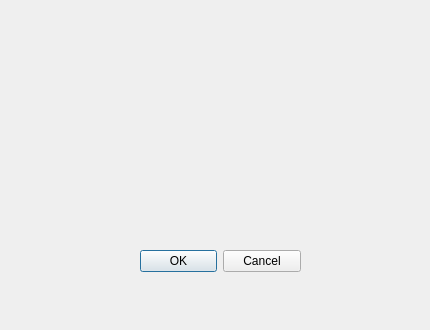
This is login/login.ui in angeiv/myMusicPlayer as Qt 5 draws it before an edit. The edited form follows.
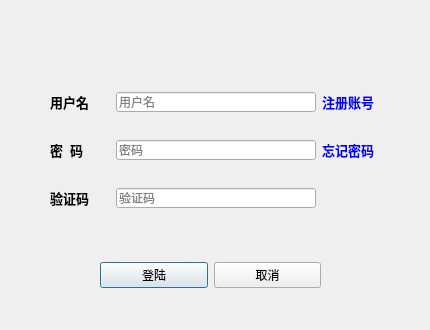
This is the edited form. Icons and pictures are not drawn.

Commit message:
design a layout for login and add translate
设计了登陆界面的布局和验证码的验证，同时增加了翻译文件（但是不起作用）

Patch:
```diff
--- a/login/login.ui
+++ b/login/login.ui
@@ -29,24 +29,210 @@
    <iconset resource="../musicplayer.qrc">
     <normaloff>:/resources/img/headphones.png</normaloff>:/resources/img/headphones.png</iconset>
   </property>
-  <widget class="QDialogButtonBox" name="buttonBox">
+  <widget class="QWidget" name="gridLayoutWidget">
    <property name="geometry">
     <rect>
-     <x>140</x>
-     <y>250</y>
-     <width>161</width>
-     <height>23</height>
+     <x>50</x>
+     <y>70</y>
+     <width>331</width>
+     <height>161</height>
     </rect>
    </property>
-   <property name="orientation">
-    <enum>Qt::Horizontal</enum>
+   <layout class="QGridLayout" name="gridLayout">
+    <item row="2" column="1">
+     <widget class="QLineEdit" name="lineEditVerify">
+      <property name="minimumSize">
+       <size>
+        <width>200</width>
+        <height>20</height>
+       </size>
+      </property>
+      <property name="maximumSize">
+       <size>
+        <width>200</width>
+        <height>20</height>
+       </size>
+      </property>
+      <property name="maxLength">
+       <number>4</number>
+      </property>
+      <property name="placeholderText">
+       <string>验证码</string>
+      </property>
+     </widget>
+    </item>
+    <item row="0" column="1">
+     <widget class="QLineEdit" name="lineEditUser">
+      <property name="minimumSize">
+       <size>
+        <width>200</width>
+        <height>20</height>
+       </size>
+      </property>
+      <property name="maximumSize">
+       <size>
+        <width>200</width>
+        <height>20</height>
+       </size>
+      </property>
+      <property name="maxLength">
+       <number>10</number>
+      </property>
+      <property name="placeholderText">
+       <string>用户名</string>
+      </property>
+     </widget>
+    </item>
+    <item row="1" column="1">
+     <widget class="QLineEdit" name="lineEditPasswprd">
+      <property name="minimumSize">
+       <size>
+        <width>200</width>
+        <height>20</height>
+       </size>
+      </property>
+      <property name="maximumSize">
+       <size>
+        <width>200</width>
+        <height>20</height>
+       </size>
+      </property>
+      <property name="maxLength">
+       <number>10</number>
+      </property>
+      <property name="echoMode">
+       <enum>QLineEdit::Password</enum>
+      </property>
+      <property name="placeholderText">
+       <string>密码</string>
+      </property>
+     </widget>
+    </item>
+    <item row="1" column="0">
+     <widget class="QLabel" name="labelPassword">
+      <property name="font">
+       <font>
+        <pointsize>10</pointsize>
+        <weight>75</weight>
+        <bold>true</bold>
+       </font>
+      </property>
+      <property name="text">
+       <string>密  码</string>
+      </property>
+     </widget>
+    </item>
+    <item row="2" column="0">
+     <widget class="QLabel" name="labelCode">
+      <property name="font">
+       <font>
+        <pointsize>10</pointsize>
+        <weight>75</weight>
+        <bold>true</bold>
+       </font>
+      </property>
+      <property name="text">
+       <string>验证码</string>
+      </property>
+     </widget>
+    </item>
+    <item row="0" column="0">
+     <widget class="QLabel" name="labelUser">
+      <property name="font">
+       <font>
+        <pointsize>10</pointsize>
+        <weight>75</weight>
+        <bold>true</bold>
+       </font>
+      </property>
+      <property name="text">
+       <string>&lt;html&gt;&lt;head/&gt;&lt;body&gt;&lt;p&gt;&lt;span style=&quot; font-size:10pt; font-weight:600;&quot;&gt;用户名&lt;/span&gt;&lt;/p&gt;&lt;/body&gt;&lt;/html&gt;</string>
+      </property>
+     </widget>
+    </item>
+    <item row="0" column="2">
+     <widget class="QLabel" name="labelRegister">
+      <property name="font">
+       <font>
+        <pointsize>10</pointsize>
+        <weight>75</weight>
+        <bold>true</bold>
+       </font>
+      </property>
+      <property name="cursor">
+       <cursorShape>PointingHandCursor</cursorShape>
+      </property>
+      <property name="text">
+       <string>&lt;html&gt;&lt;head/&gt;&lt;body&gt;&lt;p&gt;&lt;span style=&quot; color:#0000ff;&quot;&gt;注册账号&lt;/span&gt;&lt;/p&gt;&lt;/body&gt;&lt;/html&gt;</string>
+      </property>
+     </widget>
+    </item>
+    <item row="1" column="2">
+     <widget class="QLabel" name="labelForget">
+      <property name="font">
+       <font>
+        <pointsize>10</pointsize>
+        <weight>75</weight>
+        <bold>true</bold>
+       </font>
+      </property>
+      <property name="cursor">
+       <cursorShape>PointingHandCursor</cursorShape>
+      </property>
+      <property name="text">
+       <string>&lt;html&gt;&lt;head/&gt;&lt;body&gt;&lt;p&gt;&lt;span style=&quot; color:#0000ff;&quot;&gt;忘记密码&lt;/span&gt;&lt;/p&gt;&lt;/body&gt;&lt;/html&gt;</string>
+      </property>
+     </widget>
+    </item>
+    <item row="2" column="2">
+     <widget class="QLabel" name="labelVerify">
+      <property name="font">
+       <font>
+        <family>Aharoni</family>
+        <pointsize>10</pointsize>
+        <weight>75</weight>
+        <italic>false</italic>
+        <bold>true</bold>
+       </font>
+      </property>
+      <property name="text">
+       <string/>
+      </property>
+     </widget>
+    </item>
+   </layout>
+  </widget>
+  <widget class="QWidget" name="horizontalLayoutWidget">
+   <property name="geometry">
+    <rect>
+     <x>100</x>
+     <y>240</y>
+     <width>221</width>
+     <height>71</height>
+    </rect>
    </property>
-   <property name="standardButtons">
-    <set>QDialogButtonBox::Cancel|QDialogButtonBox::Ok</set>
-   </property>
-   <property name="centerButtons">
-    <bool>false</bool>
-   </property>
+   <layout class="QHBoxLayout" name="horizontalLayout">
+    <item>
+     <widget class="QPushButton" name="pushButtonLogin">
+      <property name="cursor">
+       <cursorShape>PointingHandCursor</cursorShape>
+      </property>
+      <property name="text">
+       <string>登陆</string>
+      </property>
+     </widget>
+    </item>
+    <item>
+     <widget class="QPushButton" name="pushButtonCancle">
+      <property name="cursor">
+       <cursorShape>PointingHandCursor</cursorShape>
+      </property>
+      <property name="text">
+       <string>取消</string>
+      </property>
+     </widget>
+    </item>
+   </layout>
   </widget>
  </widget>
  <resources>
```
Left out of the diff: 35 changed lines with no effect on the pictures. The commit also changes 6 other files.
